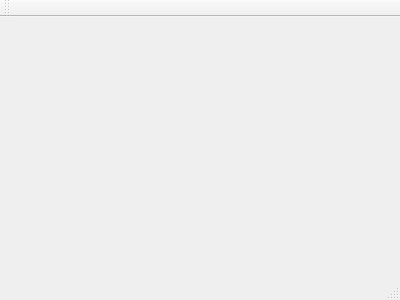
First picture: the form in QuizDisplay/mainwindow.ui, repository AwkwaBear/QuizGame, before the edit.
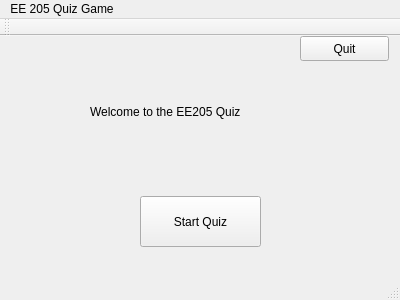
Second picture: the form after the edit.

What changed in the file:
```diff
--- a/QuizDisplay/mainwindow.ui
+++ b/QuizDisplay/mainwindow.ui
@@ -12,13 +12,74 @@
   <property name="windowTitle" >
    <string>MainWindow</string>
   </property>
-  <widget class="QMenuBar" name="menuBar" />
-  <widget class="QToolBar" name="mainToolBar" />
-  <widget class="QWidget" name="centralWidget" />
-  <widget class="QStatusBar" name="statusBar" />
+  <widget class="QWidget" name="centralWidget">
+   <widget class="QPushButton" name="pushButton">
+    <property name="geometry">
+     <rect>
+      <x>140</x>
+      <y>160</y>
+      <width>121</width>
+      <height>51</height>
+     </rect>
+    </property>
+    <property name="text">
+     <string>Start Quiz</string>
+    </property>
+   </widget>
+   <widget class="QPushButton" name="pushButton_2">
+    <property name="geometry">
+     <rect>
+      <x>300</x>
+      <y>0</y>
+      <width>89</width>
+      <height>25</height>
+     </rect>
+    </property>
+    <property name="text">
+     <string>Quit</string>
+    </property>
+   </widget>
+   <widget class="QLabel" name="label">
+    <property name="geometry">
+     <rect>
+      <x>90</x>
+      <y>30</y>
+      <width>191</width>
+      <height>91</height>
+     </rect>
+    </property>
+    <property name="text">
+     <string>Welcome to the EE205 Quiz</string>
+    </property>
+   </widget>
+  </widget>
+  <widget class="QToolBar" name="mainToolBar">
+   <attribute name="toolBarArea">
+    <enum>TopToolBarArea</enum>
+   </attribute>
+   <attribute name="toolBarBreak">
+    <bool>true</bool>
+   </attribute>
+  </widget>
+  <widget class="QStatusBar" name="statusBar"/>
+  <widget class="QMenuBar" name="menuBar">
+   <property name="geometry">
+    <rect>
+     <x>0</x>
+     <y>0</y>
+     <width>400</width>
+     <height>22</height>
+    </rect>
+   </property>
+   <widget class="QMenu" name="menuEE_205_Quiz_Game">
+    <property name="title">
+     <string>EE 205 Quiz Game</string>
+    </property>
+   </widget>
+   <addaction name="menuEE_205_Quiz_Game"/>
+  </widget>
  </widget>
- <layoutDefault spacing="6" margin="11" />
- <pixmapfunction></pixmapfunction>
+ <layoutdefault spacing="6" margin="11"/>
  <resources/>
  <connections/>
 </ui>
```
Left out of the diff: 26 changed lines with no effect on the pictures.
